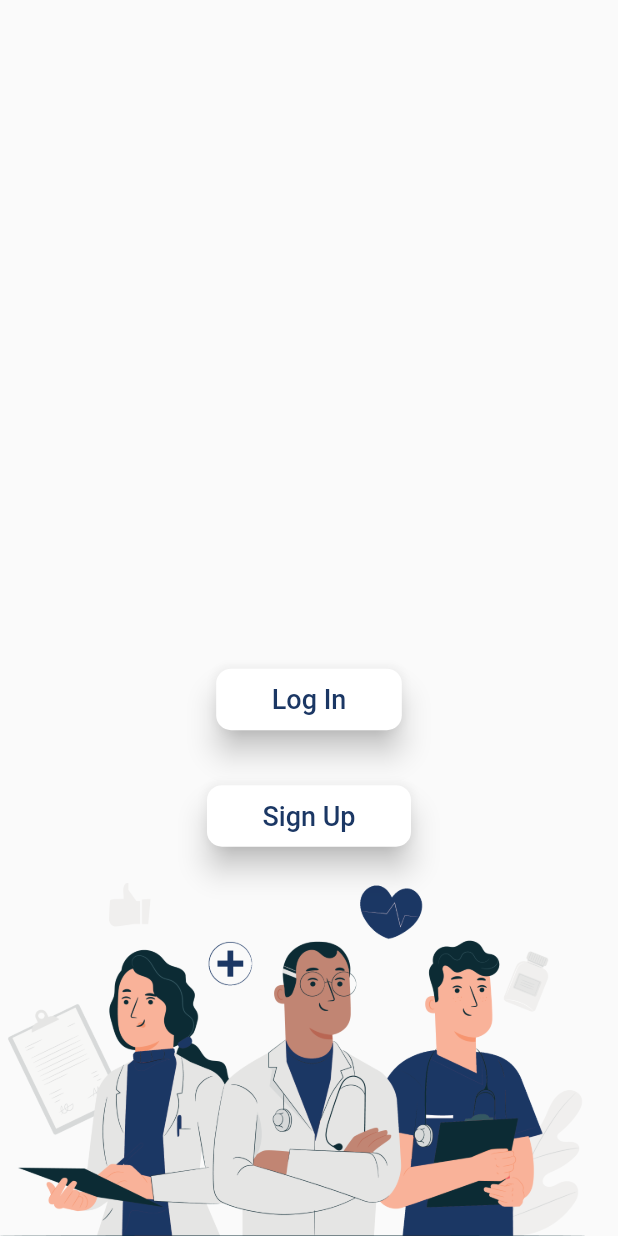
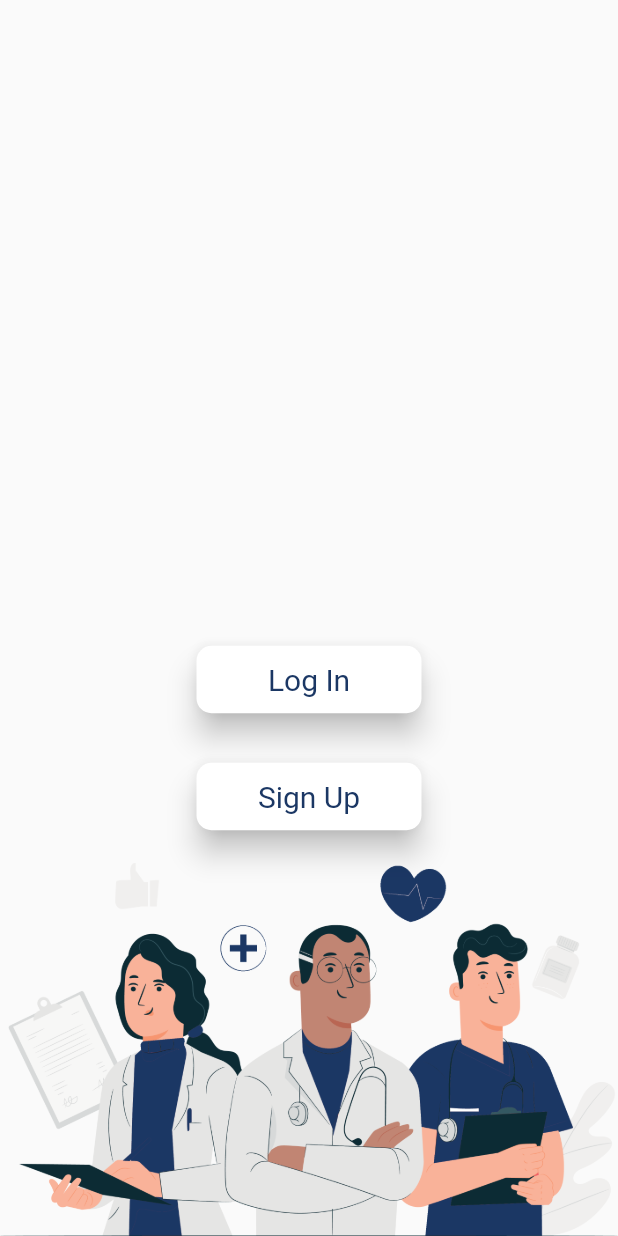
Before and after one commit to Singh-Shivani/Voice_Prescription, a Flutter app: the screen it shows after launch, on a phone screen of 412 x 824 dp. Run offline on Flutter 3.47's test engine with Material 2 defaults, Android fonts, the phone set to English and light mode, and no system bars.

Commit message:
Rebased entire code for registration page

```diff
--- a/lib/screens/registration.dart
+++ b/lib/screens/registration.dart
@@ -1,3 +1,4 @@
+import 'package:flutter/cupertino.dart';
 import 'package:flutter/material.dart';
 import 'package:voiceprescriptionfe/screens/sign_up.dart';
 import 'package:voiceprescriptionfe/screens/login.dart';
@@ -8,58 +9,65 @@ class Registration extends StatelessWidget {
   @override
   Widget build(BuildContext context) {
     return Scaffold(
-      body: SafeArea(
-        child: Container(
-          child: Stack(
+      body: Container(
+          width: double.infinity,
+          height: double.infinity,
+          decoration: BoxDecoration(
+            image: DecorationImage(
+              image: AssetImage('images/3568983.png'),
+              fit: BoxFit.fitWidth,
+              alignment: Alignment.bottomCenter,
+            ),
+          ),
+          child: Padding(
+            padding: EdgeInsets.only(top: 160),
+            child: Column(
+              mainAxisAlignment: MainAxisAlignment.center,
               children: <Widget>[
-              Container(
-                child: Image.asset('images/3568983.png'),
-                width: 390,
-                alignment: Alignment(0, 1),
+                CustomRaisedButton(
+                  text: 'Log In',
+                  id: '',
                 ),
-              Align(
-                alignment: AlignmentDirectional(0, 0.14),
+                SizedBox(
+                  height: 30,
+                ),
+                CustomRaisedButton(
+                  text: 'Sign Up',
+                  id: SignUp.id,
+                ),
+              ],
+            ),
+          )),
+    );
+  }
+}
+
+class CustomRaisedButton extends StatelessWidget {
+  CustomRaisedButton({@required this.text, @required this.id});
+
+  final String text;
+  final String id;
+
+  @override
+  Widget build(BuildContext context) {
+    return ButtonTheme(
+      minWidth: 150,
+      height: 45,
       child: RaisedButton(
-                  onPressed: () {
-                    Navigator.pushNamed(context, Login.id);
-                  },
+        elevation: 8.0,
         color: Colors.white,
-                  textColor: Colors.black,
-                  padding:
-                      EdgeInsets.only(left: 37, right: 37, top: 10, bottom: 10),
-                  elevation: 8,
         shape: RoundedRectangleBorder(
           borderRadius: BorderRadius.circular(10),
         ),
+        onPressed: () {
+          Navigator.pushNamed(context, id);
+        },
         child: Text(
-                    "Log In",
+          text,
           style: TextStyle(
-                        color: Color.fromRGBO(27, 55, 100, 1), fontSize: 18),
-                  ),
-                ),
-              ),
-              Align(
-                alignment: AlignmentDirectional(0, 0.34),
-                child: RaisedButton(
-                  onPressed: () {
-                    Navigator.pushNamed(context, SignUp.id);
-                  },
-                  color: Colors.white,
-                  textColor: Colors.black,
-                  padding:
-                      EdgeInsets.only(left: 37, right: 37, top: 10, bottom: 10),
-                  elevation: 8,
-                  shape: RoundedRectangleBorder(
-                    borderRadius: BorderRadius.circular(10),
-                  ),
-                  child: Text(
-                    "Sign Up",
-                    style: TextStyle(
-                        color: Color.fromRGBO(27, 55, 100, 1), fontSize: 18),
-                  ),
-                ),
-              ),
-            ],
+            color: Color.fromRGBO(27, 55, 100, 1),
+            fontSize: 20,
+            fontWeight: FontWeight.w400,
           ),
         ),
       ),
```
Lines whose indentation alone changed are shown as unchanged.
